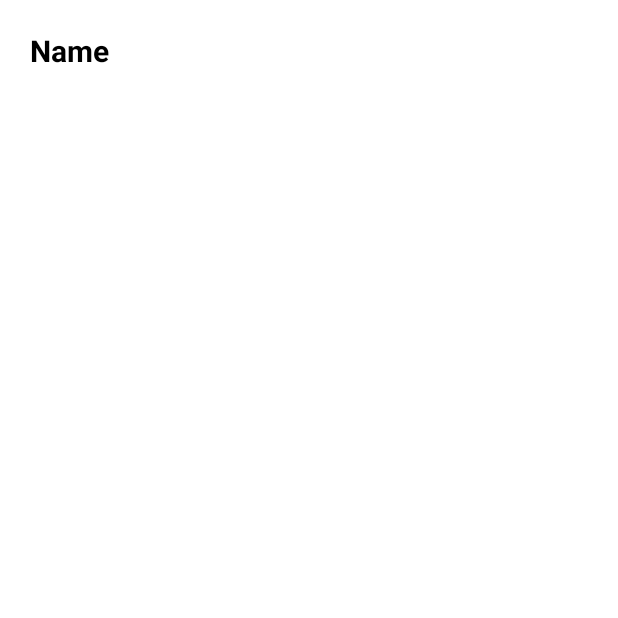
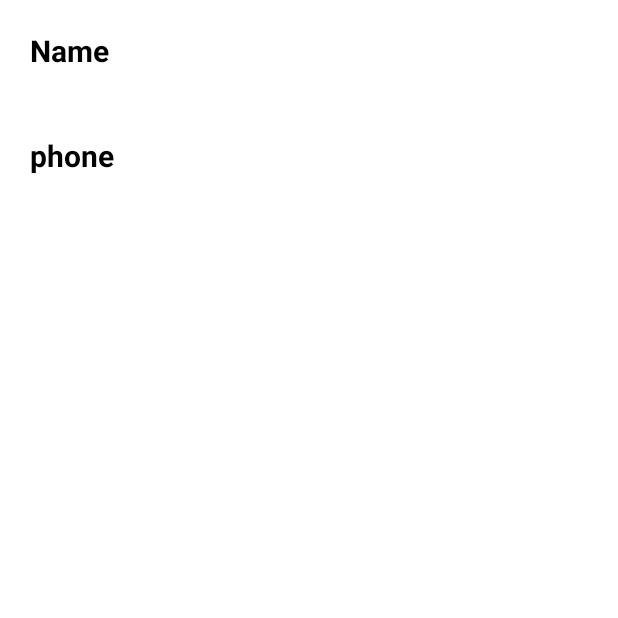
Before and after one commit to jaimit25/Kotlinbasics, an Android app: the ReviewPage screen opened directly, with no data from a screen before it, on a phone screen of 412 x 824 dp, the top half of it. Before the commit the part shown is almost empty. Run offline under Robolectric (Android 15) with nearby library versions, the phone set to English and light mode, and no system bars.

Commit message:
shared Prefs

```diff
--- a/app/build.gradle
+++ b/app/build.gradle
@@ -41,7 +41,7 @@ dependencies {
     androidTestImplementation 'androidx.test.ext:junit:1.1.3'
     androidTestImplementation 'androidx.test.espresso:espresso-core:3.4.0'
 
-
+    implementation fileTree(dir: 'libs', include: ['*.jar'])
     implementation 'com.google.dagger:dagger:2.16'
     annotationProcessor 'com.google.dagger:dagger-compiler:2.16'
 
--- a/app/src/main/AndroidManifest.xml
+++ b/app/src/main/AndroidManifest.xml
@@ -1,6 +1,8 @@
 <?xml version="1.0" encoding="utf-8"?>
 <manifest xmlns:android="http://schemas.android.com/apk/res/android"
     package="com.example.tutorial" >
+    <uses-permission android:name="android.permission.READ_PHONE_STATE"/>
+    <uses-permission android:name="android.permission.READ_PRIVILEGED_PHONE_STATE" />
 
     <application
         android:allowBackup="true"
@@ -11,9 +13,6 @@
         android:theme="@style/Theme.Tutorial" >
         <activity
             android:name=".Pages.ReviewPage"
-            android:exported="false" />
-        <activity
-            android:name=".Pages.CheckPage"
             android:exported="false" />
         <activity
             android:name=".MainActivity"
--- a/app/src/main/java/com/example/tutorial/Pages/ReviewPage.kt
+++ b/app/src/main/java/com/example/tutorial/Pages/ReviewPage.kt
@@ -1,26 +1,46 @@
 package com.example.tutorial.Pages
 
+import android.content.Context
+import android.content.SharedPreferences
 import android.os.Bundle
 import android.widget.TextView
 import androidx.appcompat.app.AppCompatActivity
 import com.example.tutorial.R
 
+
+// Getting Data from Shared prefrences and Bundle
 class ReviewPage : AppCompatActivity() {
 
-    lateinit var textView: TextView;
+    lateinit var textView_name: TextView; // data from Bundle
+    lateinit var textView_num: TextView; // data from SharedPrefrences
+    private lateinit var pref: SharedPreferences
 
     override fun onCreate(savedInstanceState: Bundle?) {
         super.onCreate(savedInstanceState)
         setContentView(R.layout.activity_review_page)
 
         //initializing the views
-        textView = findViewById(R.id.name)
+        textView_name = findViewById(R.id.name)
+        textView_num = findViewById(R.id.num)
+
 
         //initialing bundle variable and get the extra(data) from the bundle which was passed into intent
         val b = intent.extras
         if (b != null) {
             setData(b)
         }
+
+
+        //get data from shared prefs
+        pref = getSharedPreferences("sharedPrefs", Context.MODE_PRIVATE)
+        runOnUiThread(Runnable {
+            var number: String? = pref.getString("phone", "phone")
+            if(number != null)
+                textView_num.text = number.toString()
+            else
+                textView_num.text = "NULL"
+        })
+
     }
 
     //function for getting data from extra in intent and displaying in the TextView if its not NULL
@@ -28,12 +48,9 @@ class ReviewPage : AppCompatActivity() {
         var value :String = "Name"
         if (b != null) value = b.getString("name").toString()
         if(b != null)
-            textView.setText(value)
+            textView_name.setText(value)
         else
-            textView.setText("name is null")
+            textView_name.setText("name is null")
     }
 
-
-
-
 }
--- a/app/src/main/res/layout/activity_review_page.xml
+++ b/app/src/main/res/layout/activity_review_page.xml
@@ -19,6 +19,17 @@
         android:layout_marginLeft="20dp"
         android:layout_marginTop="20dp"
         />
+    <TextView
+        android:id="@+id/num"
+        android:layout_width="match_parent"
+        android:layout_height="50dp"
+        android:text="Number"
+        android:textSize="20dp"
+        android:textStyle="bold"
+        android:textColor="#000"
+        android:layout_marginLeft="20dp"
+        android:layout_marginTop="20dp"
+        />
 
 
 </LinearLayout>
```
Also changed, not shown: app/src/main/java/com/example/tutorial/MainActivity.kt (+31 -1 lines).
